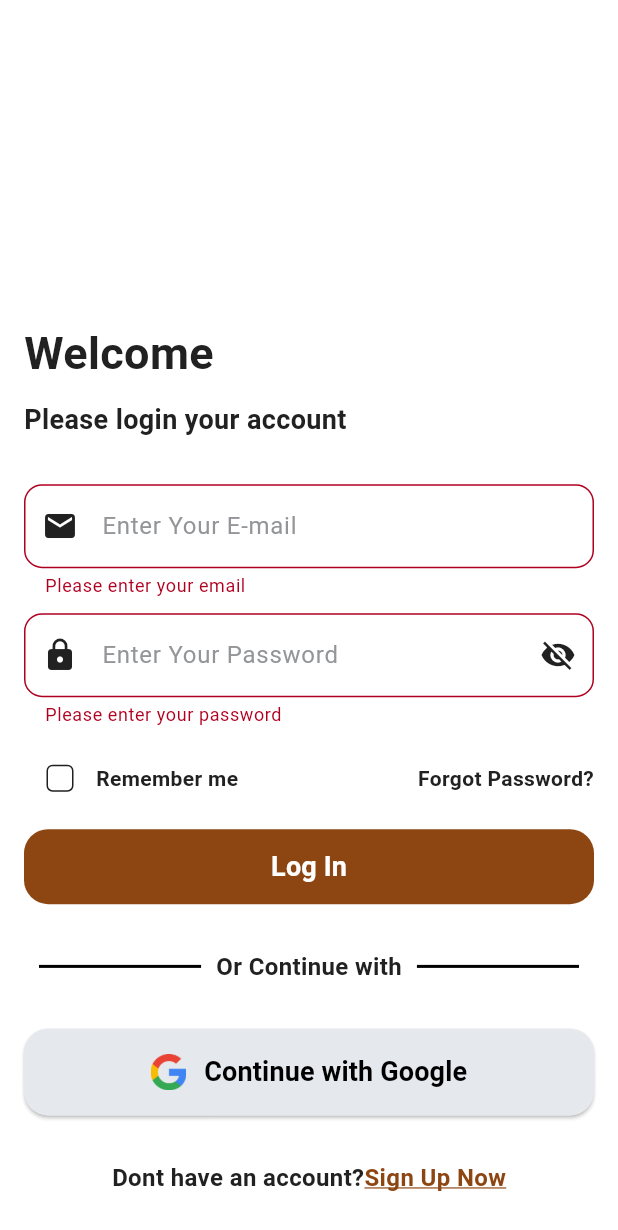
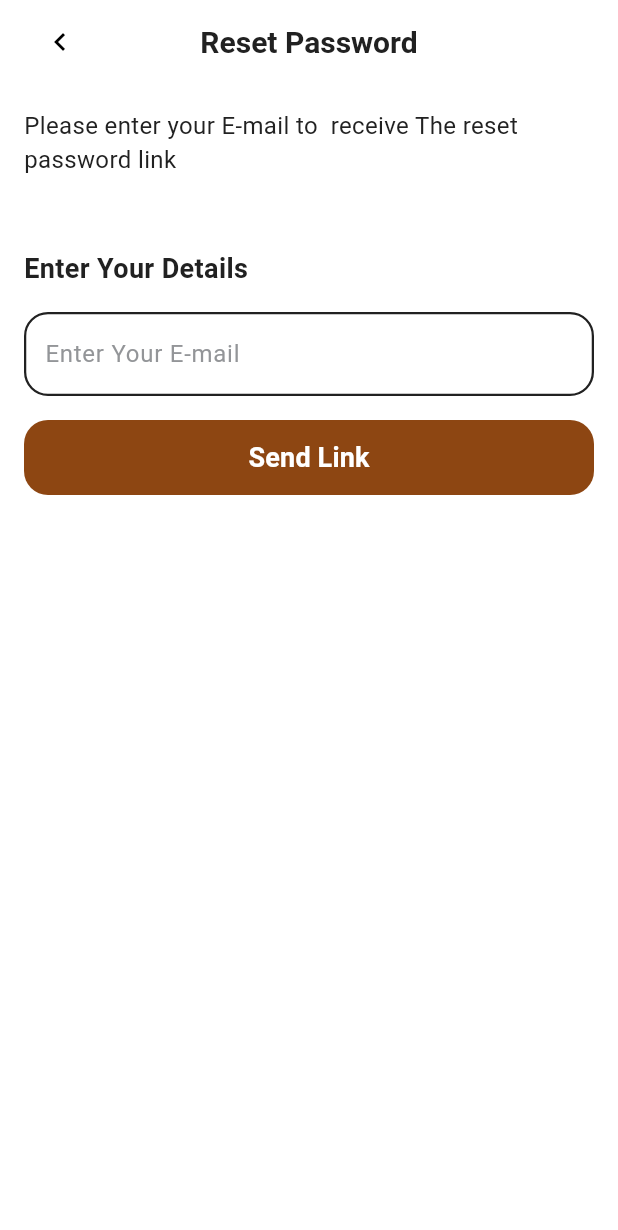
Before and after one commit to const-nishant/offbeat_pravasi_v2, a Flutter app: the screen it shows after launch, after a tap on "Forgot Password?", on a phone screen of 412 x 824 dp. Shown: the top 1230 px of the screen. Run offline on Flutter 3.47's test engine with Material 3 defaults, Android fonts, the phone set to English and light mode, and no system bars; our stand-ins replace cloud_firestore, firebase_auth, firebase_core, flutter_phoenix, go_router, google_sign_in; accounts and stored records are empty.

Commit message:
Forget password screen with backend completed

```diff
--- a/lib/modules/auth/auth_exports.dart
+++ b/lib/modules/auth/auth_exports.dart
@@ -6,3 +6,4 @@ export 'data/models/userdata.dart';
 export 'widgets/continue_with_google.dart';
 export 'widgets/customdivider.dart';
 export 'data/services/loginorsignup.dart';
+export 'pages/forgot_password.dart';
--- /dev/null
+++ b/lib/modules/auth/pages/forgot_password.dart
@@ -0,0 +1,105 @@
+import 'package:flutter/material.dart';
+import 'package:go_router/go_router.dart';
+import 'package:provider/provider.dart';
+
+import '../../../common/common_exports.dart';
+import '../auth_exports.dart';
+
+class ForgotPassword extends StatefulWidget {
+  const ForgotPassword({super.key});
+
+  @override
+  State<ForgotPassword> createState() => _ForgotPasswordState();
+}
+
+class _ForgotPasswordState extends State<ForgotPassword> {
+  final TextEditingController forgetpasswordTextEditingController =
+      TextEditingController();
+
+  void sendLink() async {
+    await Provider.of<AuthServices>(context, listen: false).resetPassword(
+        forgetpasswordTextEditingController.text.trim(), context);
+    forgetpasswordTextEditingController.clear();
+    // Future.delayed(const Duration(milliseconds: 1500), () {
+    //   context.go('/');
+    // });
+  }
+
+  @override
+  void dispose() {
+    forgetpasswordTextEditingController.dispose();
+    super.dispose();
+  }
+
+  @override
+  Widget build(BuildContext context) {
+    return Scaffold(
+      appBar: AppBar(
+        elevation: 0,
+        centerTitle: true,
+        title: Text(
+          "Reset Password",
+          style: TextStyle(
+            color: Theme.of(context).colorScheme.primary,
+            fontSize: 20,
+            fontWeight: FontWeight.w700,
+          ),
+        ),
+        leadingWidth: 80,
+        leading: IconButton(
+          onPressed: () {
+            context.go('/');
+          },
+          iconSize: 24,
+          icon: const Icon(
+            Icons.chevron_left,
+            color: Colors.black,
+          ),
+        ),
+      ),
+      body: Padding(
+        padding: const EdgeInsets.all(16.0),
+        child: Column(
+          crossAxisAlignment: CrossAxisAlignment.start,
+          mainAxisAlignment: MainAxisAlignment.start,
+          spacing: 16,
+          children: [
+            Text(
+              "Please enter your E-mail to  receive The reset password link",
+              style: TextStyle(
+                fontSize: 16,
+                color: Theme.of(context).colorScheme.primary,
+                fontWeight: FontWeight.w400,
+              ),
+            ),
+            SizedBox(
+              height: 16,
+            ),
+            Text(
+              "Enter Your Details",
+              style: TextStyle(
+                fontSize: 18,
+                color: Theme.of(context).colorScheme.primary,
+                fontWeight: FontWeight.w600,
+              ),
+            ),
+            CommonTextfield(
+              controller: forgetpasswordTextEditingController,
+              hintText: "Enter Your E-mail",
+              keyboardType: TextInputType.emailAddress,
+              obscureText: false,
+              readOnly: false,
+              validator: (value) {
+                if (value!.isEmpty) {
+                  return 'Please enter your E-mail';
+                }
+                return null;
+              },
+            ),
+            LargeButton(onPressed: sendLink, text: "Send Link"),
+          ],
+        ),
+      ),
+    );
+  }
+}
--- a/lib/modules/auth/pages/login_page.dart
+++ b/lib/modules/auth/pages/login_page.dart
@@ -1,4 +1,5 @@
 import 'package:flutter/material.dart';
+import 'package:go_router/go_router.dart';
 import 'package:offbeat_pravasi_v2/common/common_exports.dart';
 import 'package:provider/provider.dart';
 
@@ -27,6 +28,13 @@ class _LoginPageState extends State<LoginPage> {
         context,
       );
     }
+  }
+
+  @override
+  void dispose() {
+    emailController.dispose();
+    passwordController.dispose();
+    super.dispose();
   }
 
   @override
@@ -97,8 +105,10 @@ class _LoginPageState extends State<LoginPage> {
                         });
                       },
                       icon: obscureText
-                          ? Icon(Icons.visibility_off,
-                              color: Theme.of(context).colorScheme.primary,)
+                          ? Icon(
+                              Icons.visibility_off,
+                              color: Theme.of(context).colorScheme.primary,
+                            )
                           : Icon(
                               Icons.visibility,
                               color: Theme.of(context).colorScheme.primary,
@@ -153,7 +163,7 @@ class _LoginPageState extends State<LoginPage> {
                       ),
                       GestureDetector(
                         onTap: () {
-                          // Navigate to Forgot Password Screen
+                          context.go("/forgot_password");
                         },
                         child: Text(
                           "Forgot Password?",
--- a/lib/router/router.dart
+++ b/lib/router/router.dart
@@ -7,10 +7,10 @@ final GoRouter router = GoRouter(
       path: '/',
       builder: (context, state) => const Authwrapper(),
     ),
-    // GoRoute(
-    //   path: '/login',
-    //   builder: (context, state) => const LoginPage(),
-    // ),
+    GoRoute(
+      path: '/forgot_password',
+      builder: (context, state) => const ForgotPassword(),
+    ),
     // GoRoute(
     //   path: '/signup',
     //   builder: (context, state) => const SignupPage(),
```
Also changed, not shown: lib/modules/auth/data/services/authservices.dart (+27 -0 lines), lib/modules/auth/pages/signup_page.dart (+9 -0 lines).
